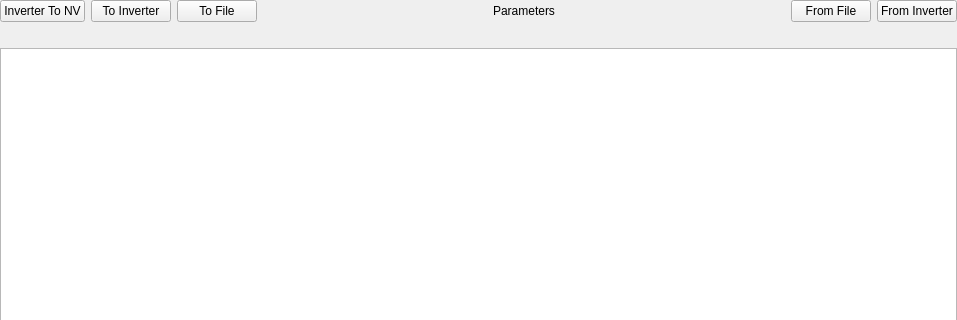
Before: the Qt Designer form epyqlib/nvview.ui in epcpower/st, drawn with Qt 5; both pictures show x 0 to 957 and y 0 to 320 of the 957 by 598 pixel window.
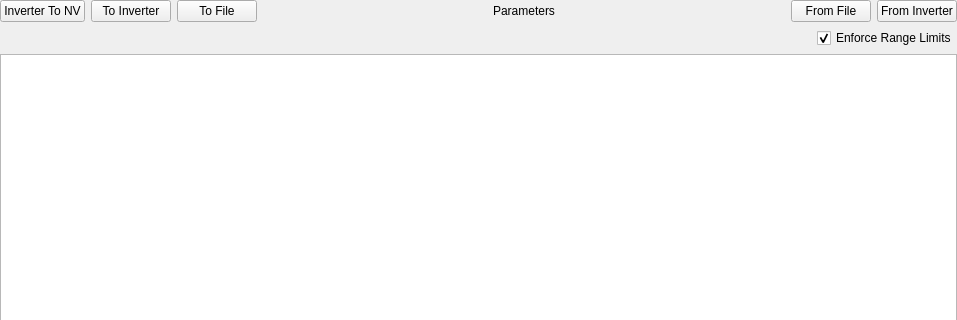
After: the same form once the commit is applied.

Commit message:
Add 'Enforce Range Limits' checkbox for parameters
Ref T595

What changed in the file:
```diff
--- a/epyqlib/nvview.ui
+++ b/epyqlib/nvview.ui
@@ -90,11 +90,31 @@
       </layout>
      </item>
      <item>
+      <layout class="QHBoxLayout" name="horizontalLayout_2">
+       <item>
       <widget class="QLabel" name="status_label">
        <property name="text">
         <string/>
        </property>
       </widget>
+       </item>
+       <item>
+        <widget class="QCheckBox" name="enforce_range_limits_check_box">
+         <property name="sizePolicy">
+          <sizepolicy hsizetype="Fixed" vsizetype="Fixed">
+           <horstretch>0</horstretch>
+           <verstretch>0</verstretch>
+          </sizepolicy>
+         </property>
+         <property name="text">
+          <string>Enforce Range Limits</string>
+         </property>
+         <property name="checked">
+          <bool>true</bool>
+         </property>
+        </widget>
+       </item>
+      </layout>
      </item>
      <item>
       <widget class="QTreeView" name="tree_view">
```
Lines whose indentation alone changed are shown as unchanged. The commit also changes 2 other files.
